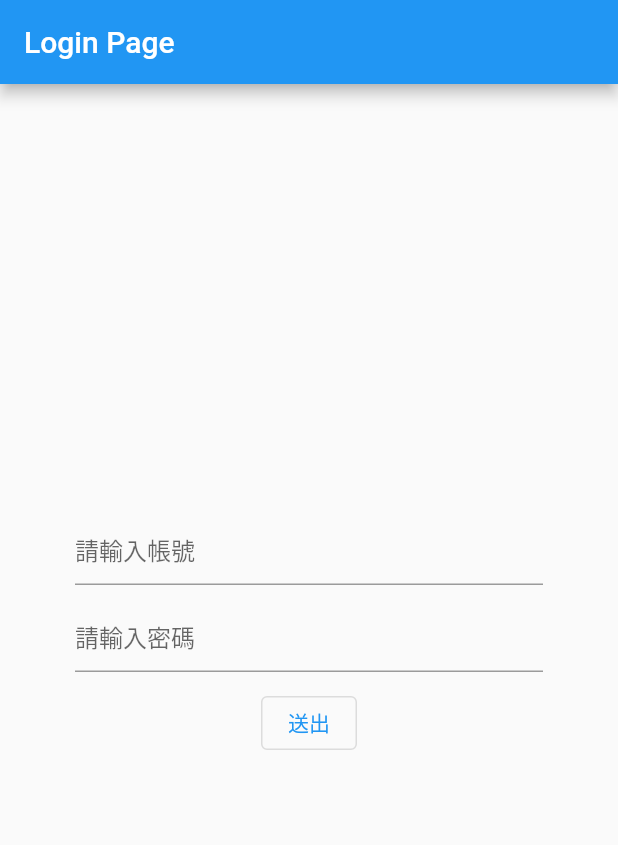
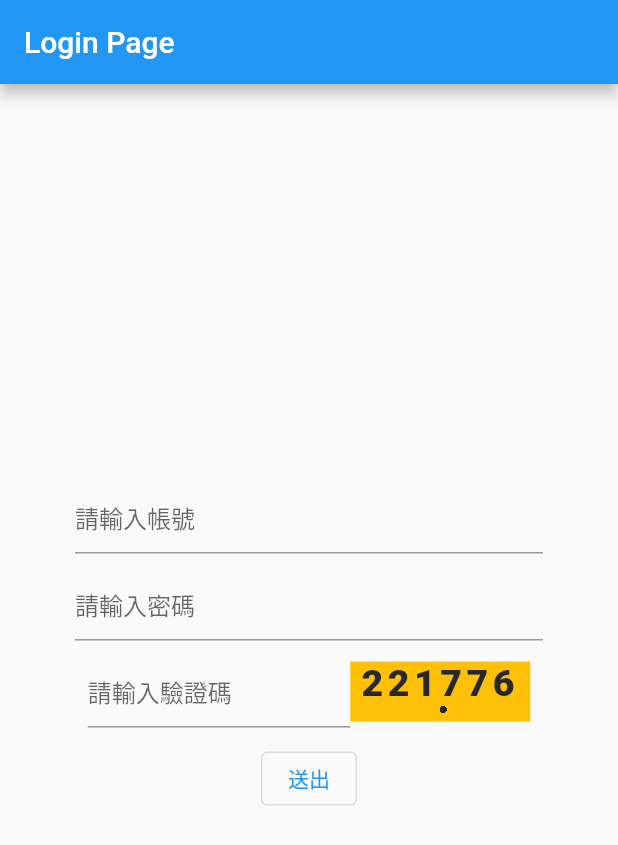
Before and after one commit to xuanzong06/atom_go, a Flutter app: the screen it shows after launch, after a tap on "送出", on a phone screen of 412 x 824 dp. Shown: the top 845 px of the screen. Run offline on Flutter 3.47's test engine with Material 2 defaults, Android fonts, the phone set to English and light mode, and no system bars.

Commit message:
valid_code_done

```diff
--- a/lib/main.dart
+++ b/lib/main.dart
@@ -1,8 +1,10 @@
 import 'dart:async';
+import 'dart:math';
 
 import 'package:flutter/cupertino.dart';
 import 'package:flutter/material.dart';
 import 'package:http/http.dart' as http;
+import 'validcode.dart';
 
 void main() {
   // 自訂地的Route寫在runApp裡面
@@ -34,8 +36,16 @@ class _DriverInfoState extends State<DriverInfo> {
   //接收來自上一個頁面的值
   final String drivername;
   final String carnumber;
+  TextEditingController _drivernameController = TextEditingController();
+  TextEditingController _carnumberController = TextEditingController();
 
   _DriverInfoState({required this.drivername, required this.carnumber});
+
+  @override
+  void initState() {
+    _drivernameController.text = drivername;
+    _carnumberController.text = carnumber;
+  }
 
   @override
   Widget build(BuildContext context) {
@@ -47,15 +57,39 @@ class _DriverInfoState extends State<DriverInfo> {
         body: Column(
           mainAxisAlignment: MainAxisAlignment.center,
           children: [
-            Center(
-              child: Text('Editing...'),
+            Row(
+              children: [
+                Text('司機名稱：'),
+                Flexible(
+                  //使用Flexible Widget，避免TextField太寬，畫面無法呈現結果
+                  child: TextField(
+                    controller: _drivernameController,
+                    decoration: InputDecoration(
+                      border: UnderlineInputBorder(),
+                      hintText: '司機名稱',
+                    ),
+                  ),
+                ),
+              ],
+            ),
+            Row(
+              children: [
+                Text('駕駛車號：'),
+                Flexible(
+                  child: TextField(
+                    controller: _carnumberController,
+                    decoration: InputDecoration(
+                      border: UnderlineInputBorder(),
+                      hintText: '駕駛車號',
+                    ),
+                  ),
+                ),
+              ],
             ),
             OutlinedButton(
               onPressed: () {},
               child: Text('編輯'),
             ),
-            Text(drivername),
-            Text(carnumber),
           ],
         ),
       ),
@@ -136,8 +170,19 @@ class _LoginPageState extends State<LoginPage> {
   //宣告參數
   TextEditingController _account = TextEditingController();
   TextEditingController _password = TextEditingController();
+  TextEditingController _code = TextEditingController();
   String _result1 = "";
   String _result2 = "";
+  String _validcode = "";
+  String _loginResult = "";
+
+  String validcode() {
+    //亂數產生
+    int validcode = Random().nextInt(999999);
+    _validcode = validcode.toString();
+    print("CREATE!!!!!!!!!!!: " + validcode.toString());
+    return validcode.toString();
+  }
 
   @override
   Widget build(BuildContext context) {
@@ -169,6 +214,33 @@ class _LoginPageState extends State<LoginPage> {
                 ),
               ),
             ),
+            Row(
+              mainAxisAlignment: MainAxisAlignment.center,
+              children: [
+                Flexible(
+                  child: Padding(
+                    padding: const EdgeInsets.fromLTRB(50.0, 10.0, 0.0, 0.0),
+                    child: Container(
+                      width: 175.0,
+                      child: TextField(
+                        controller: _code,
+                        decoration: InputDecoration(
+                          border: UnderlineInputBorder(),
+                          hintText: '請輸入驗證碼',
+                        ),
+                      ),
+                    ),
+                  ),
+                ),
+                Padding(
+                  padding: const EdgeInsets.fromLTRB(0.0, 10.0, 50.0, 0.0),
+                  child: Container(
+                    child: HBCheckCode(
+                        code: validcode(), backgroundColor: Colors.amber),
+                  ),
+                ),
+              ],
+            ),
             Padding(
               padding: const EdgeInsets.fromLTRB(50.0, 10.0, 50.0, 0.0),
               child: OutlinedButton(
@@ -179,8 +251,9 @@ class _LoginPageState extends State<LoginPage> {
                 child: Text('送出'),
               ),
             ),
-            Text(_result1),
-            Text(_result2),
+            Text(_loginResult),
+            // Text(_result1),
+            // Text(_result2),
           ],
         ),
       ),
@@ -190,10 +263,19 @@ class _LoginPageState extends State<LoginPage> {
   _loginTx() {
     String account = _account.text;
     String password = _password.text;
+    String code = _code.text;
     if (account == "" || password == "") {
       //驗證沒輸入的提示，請參考文章：https://stackoverflow.com/questions/53424916/textfield-validation-in-flutter
+    } else if (_validcode == _code.text) {
+      print("_validcode == _code.text");
+      loginTx(_account.text, _password.text);
+      setState(() {
+        _loginResult = "登入成功";
+      });
     } else {
-      loginTx(_account.text, _password.text);
+      setState(() {
+        _loginResult = "登入失敗，請檢查帳號密碼及輸入的驗證碼";
+      });
     }
   }
 
@@ -216,10 +298,10 @@ class _LoginPageState extends State<LoginPage> {
         setState(() {
           //使用setState去改變畫面的值
           // print(resultList[0]); //司機姓名
-          _result1 = "司機姓名 : " + resultList[0]; //目前無法接到資料時，直接改變畫面的value
+          _result1 = resultList[0]; //目前無法接到資料時，直接改變畫面的value
           // print("司機姓名：" + _result1);
           // print(resultList[1]); //駕駛車號
-          _result2 = "司機姓名 : " + resultList[1]; //目前無法接到資料時，直接改變畫面的value
+          _result2 = resultList[1]; //目前無法接到資料時，直接改變畫面的value
           // print("駕駛車號：" + _result2);
         });
 
--- /dev/null
+++ b/lib/validcode.dart
@@ -0,0 +1,157 @@
+import 'package:flutter/material.dart';
+import 'dart:math';
+
+class HBCheckCode extends StatefulWidget {
+  final String code;
+  final int dotCount;
+  final double width;
+  final double height;
+  final Color backgroundColor;
+
+  const HBCheckCode(
+      {Key? key,
+        required this.code,
+        required this.backgroundColor,
+        this.dotCount = 50,
+        this.width = 120,
+        this.height = 40})
+      : super(key: key);
+
+  @override
+  _HBCheckCodeState createState() => _HBCheckCodeState();
+}
+
+class _HBCheckCodeState extends State<HBCheckCode> {
+  //随机生成绘图数据
+  Map getRandomData() {
+    // 数字list
+    List list = widget.code.split("");
+    // X坐标
+    double x = 0.0;
+    // 最大字体大小
+    double maxFontSize = 25.0;
+    //将painter保存起来，先计算出位置
+    List mList = [];
+    for (String item in list) {
+      Color color = Color.fromARGB(255, Random().nextInt(255),
+          Random().nextInt(255), Random().nextInt(255));
+      int fontWeight = Random().nextInt(9);
+      TextSpan span = TextSpan(
+          text: item,
+          style: TextStyle(
+              color: color,
+              fontWeight: FontWeight.values[fontWeight],
+              fontSize: maxFontSize - Random().nextInt(10)));
+      TextPainter painter =
+      TextPainter(text: span, textDirection: TextDirection.ltr);
+      painter.layout();
+      double y =
+          Random().nextInt(widget.height.toInt()).toDouble() - painter.height;
+      if (y < 0) {
+        y = 0;
+      }
+      Map strMap = {"painter": painter, "x": x, "y": y};
+      mList.add(strMap);
+      x += painter.width + 3;
+    }
+    double offsetX = (widget.width - x) / 2;
+    List dotData = [];
+    //绘制干扰点
+    for (var i = 0; i < widget.dotCount; i++) {
+      int r = Random().nextInt(255);
+      int g = Random().nextInt(255);
+      int b = Random().nextInt(255);
+      double x = Random().nextInt(widget.width.toInt() - 5).toDouble();
+      double y = Random().nextInt(widget.height.toInt() - 5).toDouble();
+      double dotWidth = Random().nextInt(6).toDouble();
+      Color color = Color.fromARGB(255, r, g, b);
+      Map dot = {"x": x, "y": y, "dotWidth": dotWidth, "color": color};
+      dotData.add(dot);
+    }
+
+    Map checkCodeDrawData = {
+      "painterData": mList,
+      "offsetX": offsetX,
+      "dotData": dotData,
+    };
+    return checkCodeDrawData;
+  }
+
+  @override
+  Widget build(BuildContext context) {
+    print("buid?");
+    double maxWidth = 0.0;
+    Map drawData = getRandomData();
+    //计算最大宽度做自适应
+    maxWidth = getTextSize("8" * widget.code.length,
+        TextStyle(fontWeight: FontWeight.values[8], fontSize: 25))
+        .width;
+    return Container(
+        color: widget.backgroundColor,
+        width: maxWidth > widget.width ? maxWidth : widget.width,
+        height: widget.height,
+        child: CustomPaint(
+          painter: HBCheckCodePainter(drawData: drawData),
+        ));
+  }
+
+  Size getTextSize(String text, TextStyle style) {
+    final TextPainter textPainter = TextPainter(
+        text: TextSpan(text: text, style: style),
+        maxLines: 1,
+        textDirection: TextDirection.ltr)
+      ..layout(minWidth: 0, maxWidth: double.infinity);
+    return textPainter.size;
+  }
+}
+
+class HBCheckCodePainter extends CustomPainter {
+  final Map drawData;
+
+  HBCheckCodePainter({
+    required this.drawData,
+  });
+
+  Paint _paint = new Paint()
+    ..color = Colors.grey
+    ..strokeCap = StrokeCap.square
+    ..isAntiAlias = true
+    ..strokeWidth = 1.0
+    ..style = PaintingStyle.fill;
+
+  @override
+  void paint(Canvas canvas, Size size) {
+    List mList = drawData["painterData"];
+
+    double offsetX = drawData["offsetX"];
+    //为了能��居中显示移动画布
+    canvas.translate(offsetX, 0);
+    //从Map中取出值，直接绘制
+    for (var item in mList) {
+      TextPainter painter = item["painter"];
+      double x = item["x"];
+      double y = item["y"];
+      painter.paint(
+        canvas,
+        Offset(x, y),
+      );
+    }
+    // //将画布平移回去
+
+    canvas.translate(-offsetX, 0);
+    List dotData = drawData["dotData"];
+    for (var item in dotData) {
+      double x = item["x"];
+      double y = item["y"];
+      double dotWidth = item["dotWidth"];
+      Color color = item["color"];
+      _paint.color = color;
+      canvas.drawOval(Rect.fromLTWH(x, y, dotWidth, dotWidth), _paint);
+    }
+  }
+
+  @override
+  bool shouldRepaint(CustomPainter oldDelegate) {
+    return this != oldDelegate;
+  }
+}
```
